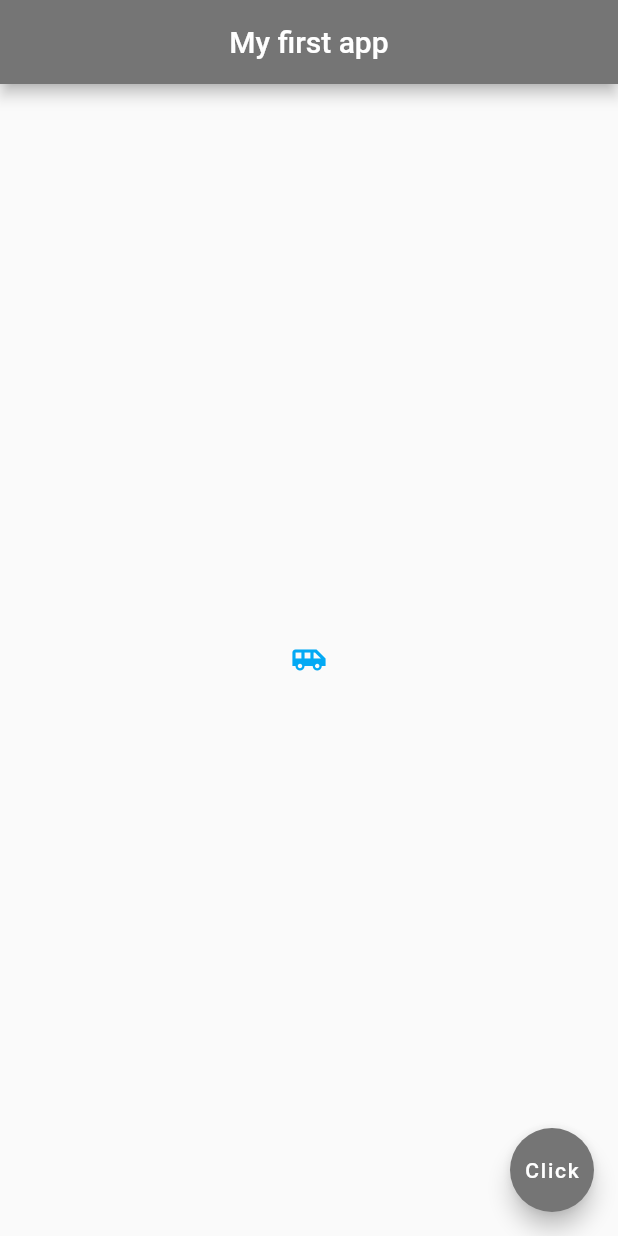
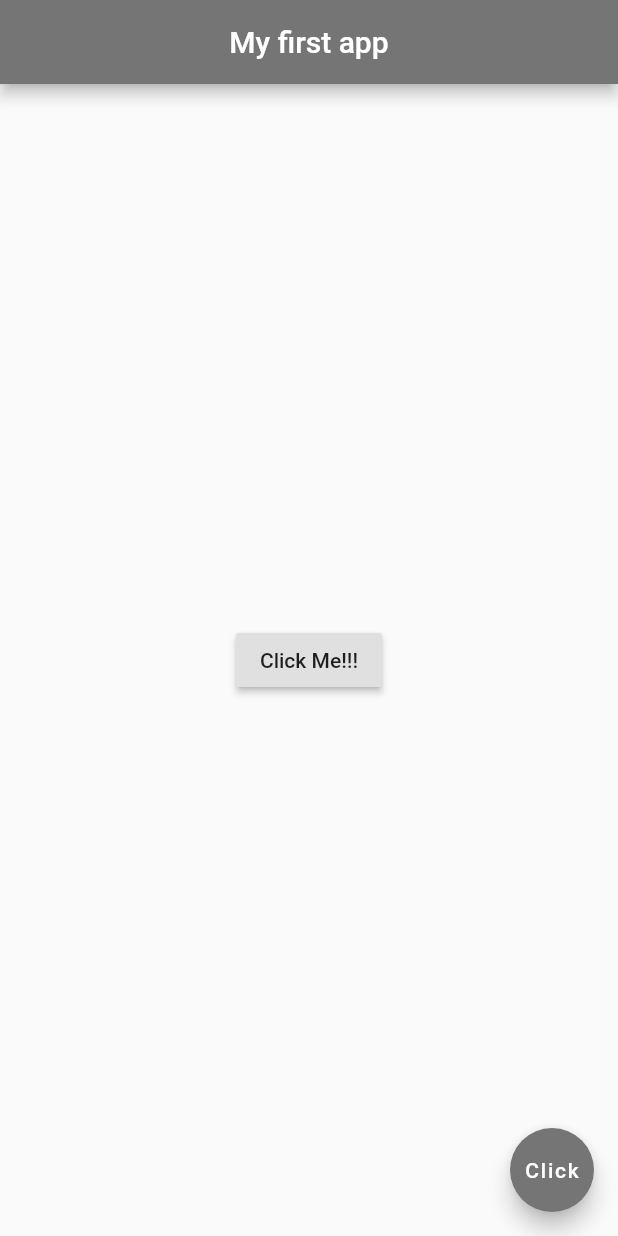
Before and after one commit to Sweta-Das/Flutter-1stApp, a Flutter app: the screen it shows after launch, on a phone screen of 412 x 824 dp. Run offline on Flutter 3.47's test engine with Material 2 defaults, Android fonts, the phone set to English and light mode, and no system bars.

Commit message:
Raised Button

```diff
--- a/lib/main.dart
+++ b/lib/main.dart
@@ -18,11 +18,12 @@ class Home extends StatelessWidget {
       ),
 
       body: Center(
-        child: Icon(
-          Icons.airport_shuttle,
-          color: Colors.lightBlue,
+        child: RaisedButton(
+          onPressed: () {},
+          child: Text('Click Me!!!'),
         ),
       ),
+
 
       floatingActionButton: FloatingActionButton(
         onPressed: () {},
```
